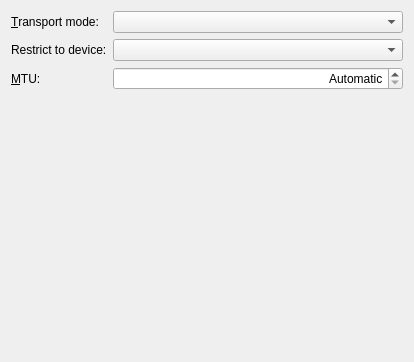
Old version of the form lib/editor/ui/infiniband.ui in the repository KDE/plasma-nm.
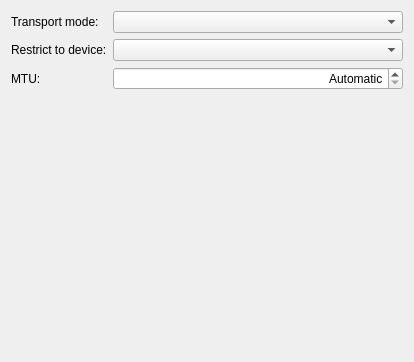
New version of the form. Custom widgets are drawn as their Qt base class.

The edit to the form file:
```diff
--- a/lib/editor/ui/infiniband.ui
+++ b/lib/editor/ui/infiniband.ui
@@ -15,7 +15,7 @@
    <item row="0" column="0">
     <widget class="QLabel" name="label">
      <property name="text">
-      <string>&amp;Transport mode:</string>
+      <string>Transport mode:</string>
      </property>
      <property name="buddy">
       <cstring>transport</cstring>
@@ -55,7 +55,7 @@
    <item row="2" column="0">
     <widget class="QLabel" name="label_4">
      <property name="text">
-      <string>&amp;MTU:</string>
+      <string>MTU:</string>
      </property>
      <property name="buddy">
       <cstring>mtu</cstring>
```
